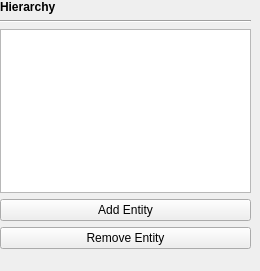
Before: the Qt Designer form hierarchy.ui in dibu13/Qt-2D-Painter, drawn with Qt 5.
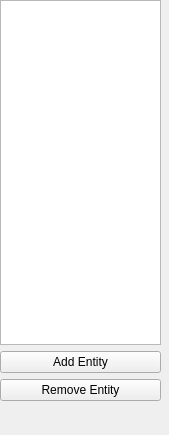
After: the same form once the commit is applied.

```diff
--- a/hierarchy.ui
+++ b/hierarchy.ui
@@ -6,10 +6,22 @@
    <rect>
     <x>0</x>
     <y>0</y>
-    <width>260</width>
-    <height>271</height>
+    <width>169</width>
+    <height>435</height>
    </rect>
   </property>
+  <property name="minimumSize">
+   <size>
+    <width>169</width>
+    <height>271</height>
+   </size>
+  </property>
+  <property name="baseSize">
+   <size>
+    <width>169</width>
+    <height>271</height>
+   </size>
+  </property>
   <property name="windowTitle">
    <string>Form</string>
   </property>
@@ -18,31 +30,11 @@
     <rect>
      <x>0</x>
      <y>0</y>
-     <width>251</width>
-     <height>261</height>
+     <width>161</width>
+     <height>421</height>
     </rect>
    </property>
    <layout class="QVBoxLayout" name="verticalLayout">
-    <item>
-     <widget class="QLabel" name="label">
-      <property name="font">
-       <font>
-        <weight>75</weight>
-        <bold>true</bold>
-       </font>
-      </property>
-      <property name="text">
-       <string>Hierarchy</string>
-      </property>
-     </widget>
-    </item>
-    <item>
-     <widget class="Line" name="line">
-      <property name="orientation">
-       <enum>Qt::Horizontal</enum>
-      </property>
-     </widget>
-    </item>
     <item>
      <widget class="QListWidget" name="listWidget"/>
     </item>
@@ -63,12 +55,12 @@
     <item>
      <spacer name="verticalSpacer">
       <property name="orientation">
-       <enum>Qt::Vertical</enum>
+       <enum>Qt::Horizontal</enum>
       </property>
       <property name="sizeHint" stdset="0">
        <size>
-        <width>20</width>
-        <height>40</height>
+        <width>40</width>
+        <height>20</height>
        </size>
       </property>
      </spacer>
```
Left out of the diff: 2 changed lines with no effect on the pictures.
